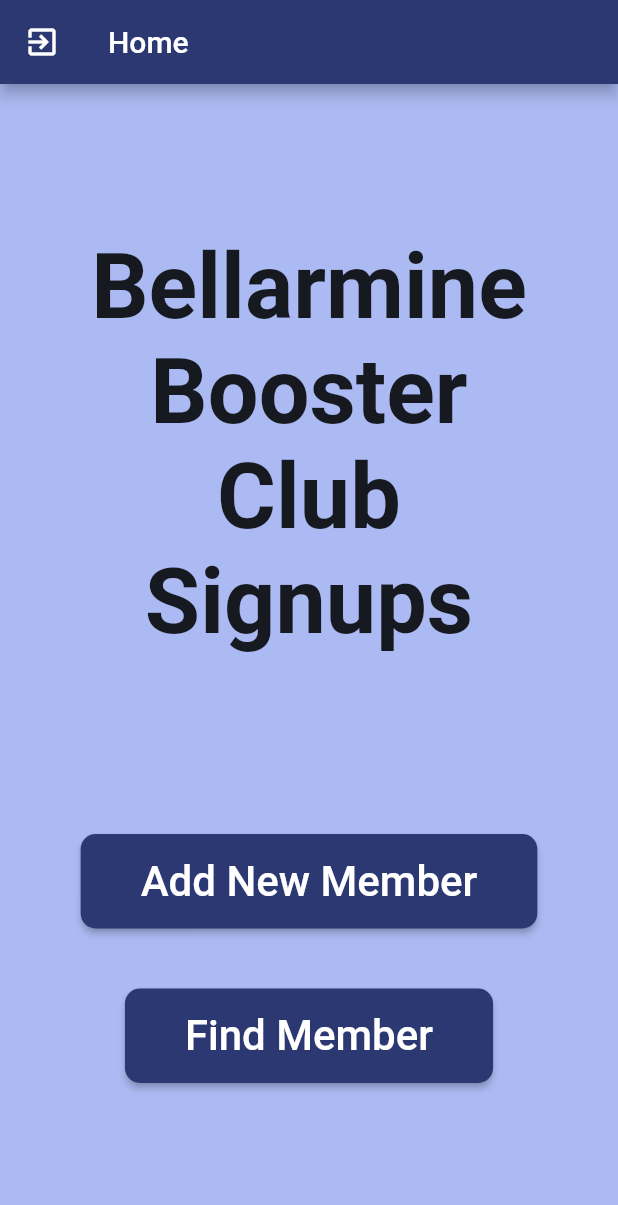
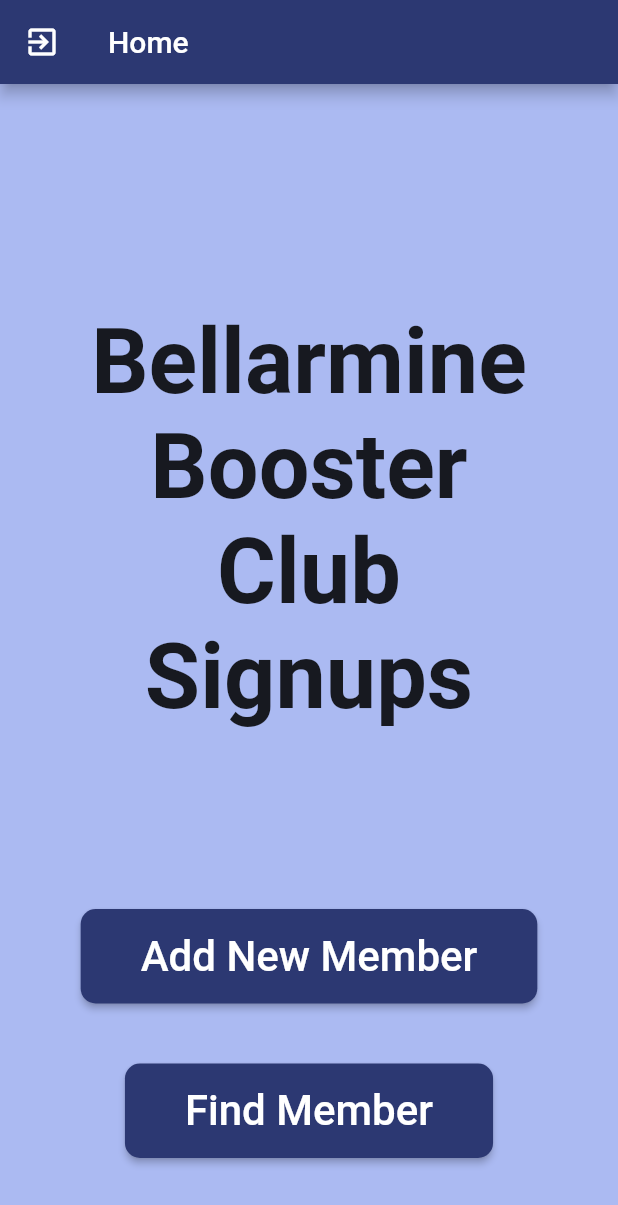
Before and after one commit to AniketW123/bcpbooster, a Flutter app: the StartPage widget shown alone on an empty page, opened directly, on a phone screen of 412 x 824 dp. Shown: the top 1205 px of the screen. Run offline on Flutter 3.47's test engine with Material 2 defaults, Android fonts, the phone set to English and light mode, and no system bars; our stand-ins replace date_format, email_validator, google_sign_in, modal_progress_hud; missing offline and left inert: flutter_auth_buttons; Roboto replaces fonts that are missing (Avenir Next).

```diff
--- a/lib/pages/start_page.dart
+++ b/lib/pages/start_page.dart
@@ -39,7 +39,9 @@ class _StartPageState extends PageState<StartPage> {
 
   @override
   Widget buildBody(BuildContext context) {
-    return Center(
+    return Padding(
+      padding: EdgeInsets.all(50.0),
+      child: Center(
         child: Column(
           children: <Widget>[
             TitleText('Bellarmine Booster Club Signups'),
@@ -69,6 +71,7 @@ class _StartPageState extends PageState<StartPage> {
             ),
           ],
         ),
+      ),
     );
   }
 }
--- a/lib/util/text.dart
+++ b/lib/util/text.dart
@@ -8,7 +8,7 @@ class TitleText extends StatelessWidget {
   @override
   Widget build(BuildContext context) {
     return Padding(
-      padding: EdgeInsets.symmetric(vertical: 100.0, horizontal: 50.0),
+      padding: EdgeInsets.symmetric(vertical: 100.0),
       child: Text(
         title,
         textAlign: TextAlign.center,
```
Also changed, not shown: lib/pages/sign_in_page.dart (+34 -15 lines). Lines whose indentation alone changed are shown as unchanged.
